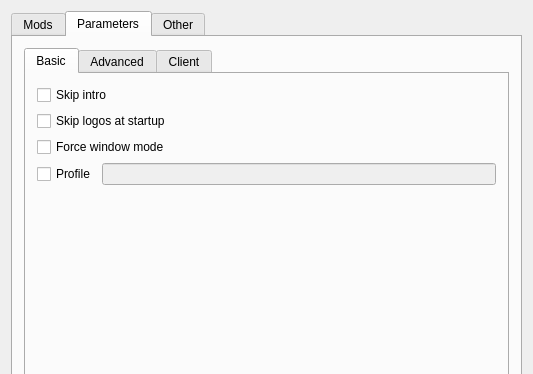
Before: the Qt Designer form src/arma3-unix-launcher/mainwindow.ui in muttleyxd/arma3-unix-launcher, drawn with Qt 5; both pictures show x 0 to 533 and y 0 to 374 of the 533 by 645 pixel window.
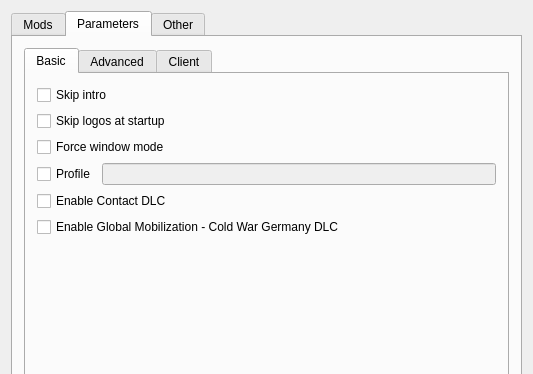
After: the same form once the commit is applied. The open tabs and pages were chosen to show the change. Icons and pictures are not drawn.

Commit message:
ui: add support for Contact and Global Mobilization DLCs
also fixed customParameters not working

Diff of the .ui file:
```diff
--- a/src/arma3-unix-launcher/mainwindow.ui
+++ b/src/arma3-unix-launcher/mainwindow.ui
@@ -312,6 +312,20 @@
                   </item>
                  </layout>
                 </item>
+                <item>
+                 <widget class="QCheckBox" name="checkbox_dlc_contact">
+                  <property name="text">
+                   <string>Enable Contact DLC</string>
+                  </property>
+                 </widget>
+                </item>
+                <item>
+                 <widget class="QCheckBox" name="checkbox_dlc_global_mobilization">
+                  <property name="text">
+                   <string>Enable Global Mobilization - Cold War Germany DLC</string>
+                  </property>
+                 </widget>
+                </item>
                </layout>
               </item>
              </layout>
```
Left out of the diff: 30 changed lines with no effect on the pictures. The commit also changes 2 other files.
